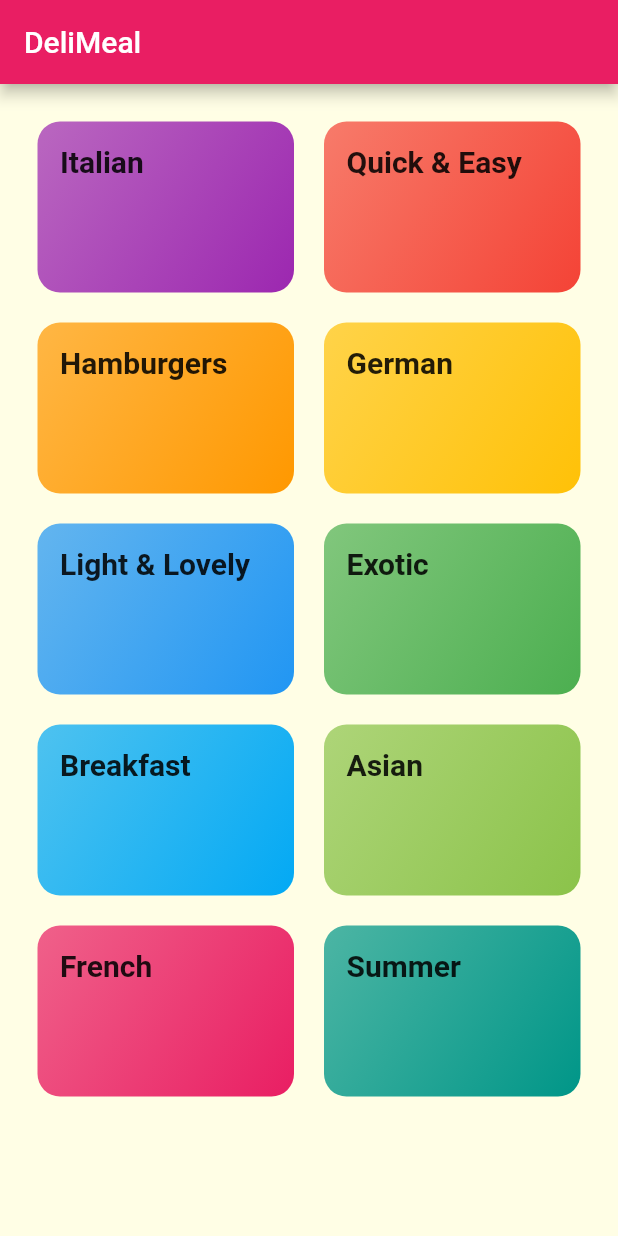
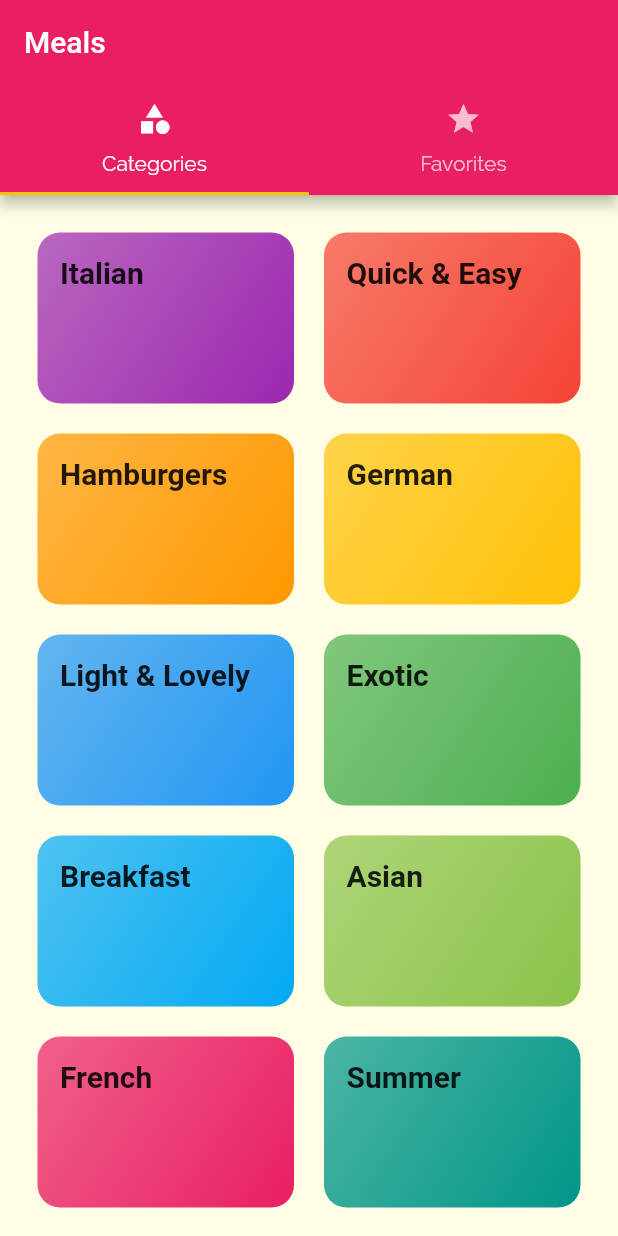
Before and after one commit to RCK-DEV/meals_app, a Flutter app: the screen it shows after launch, on a phone screen of 412 x 824 dp. Run offline on Flutter 3.47's test engine with Material 2 defaults, Android fonts, the phone set to English and light mode, and no system bars; Roboto replaces fonts that are missing (RobotoCondensed).

Commit message:
added TabBar to AppBar

```diff
--- a/lib/main.dart
+++ b/lib/main.dart
@@ -1,6 +1,7 @@
 import 'package:flutter/material.dart';
 import 'package:meals_app/screens/categories_meals_screen.dart';
 import 'package:meals_app/screens/meal_detail_screen.dart';
+import 'package:meals_app/screens/tabs_screen.dart';
 
 import './screens/categories_screen.dart';
 import './screens/categories_meals_screen.dart';
@@ -29,7 +30,7 @@ class MyApp extends StatelessWidget {
               )),
           colorScheme:
               ColorScheme.fromSwatch(primarySwatch: Colors.pink).copyWith(secondary: Colors.amber)),
-      home: CategoriesScreen(),
+      home: TabsScreen(),
       routes: {
         CategoriesMealsScreen.routeName: (context) => CategoriesMealsScreen(),
         MealDetailScreen.routeName: (context) => MealDetailScreen()
--- a/lib/screens/categories_screen.dart
+++ b/lib/screens/categories_screen.dart
@@ -6,15 +6,6 @@ import '../widgets/category_item.dart';
 class CategoriesScreen extends StatelessWidget {
   @override
   Widget build(BuildContext context) {
-    return Scaffold(
-      appBar: buildappBar(),
-      body: buildScaffoldBody(),
-    );
-  }
-
-  AppBar buildappBar() => AppBar(title: const Text('DeliMeal'));
-
-  GridView buildScaffoldBody() {
     return GridView(
       padding: const EdgeInsets.all(25),
       gridDelegate: SliverGridDelegateWithMaxCrossAxisExtent(
--- /dev/null
+++ b/lib/screens/favorites_screen.dart
@@ -0,0 +1,8 @@
+import 'package:flutter/material.dart';
+
+class FavoritesScreen extends StatelessWidget {
+  @override
+  Widget build(BuildContext context) {
+    return Container();
+  }
+}
--- /dev/null
+++ b/lib/screens/tabs_screen.dart
@@ -0,0 +1,33 @@
+import 'package:flutter/material.dart';
+import 'package:meals_app/screens/categories_screen.dart';
+import 'package:meals_app/screens/favorites_screen.dart';
+
+class TabsScreen extends StatefulWidget {
+  @override
+  State<TabsScreen> createState() => _TabsScreenState();
+}
+
+class _TabsScreenState extends State<TabsScreen> {
+  @override
+  Widget build(BuildContext context) {
+    return DefaultTabController(
+      length: 2,
+      child: Scaffold(
+        appBar: AppBar(
+          title: Text('Meals'),
+          bottom: TabBar(tabs: [
+            Tab(
+              icon: Icon(Icons.category),
+              text: 'Categories',
+            ),
+            Tab(
+              icon: Icon(Icons.star),
+              text: 'Favorites',
+            ),
+          ]),
+        ),
+        body: TabBarView(children: [CategoriesScreen(), FavoritesScreen()]),
+      ),
+    );
+  }
+}
```
